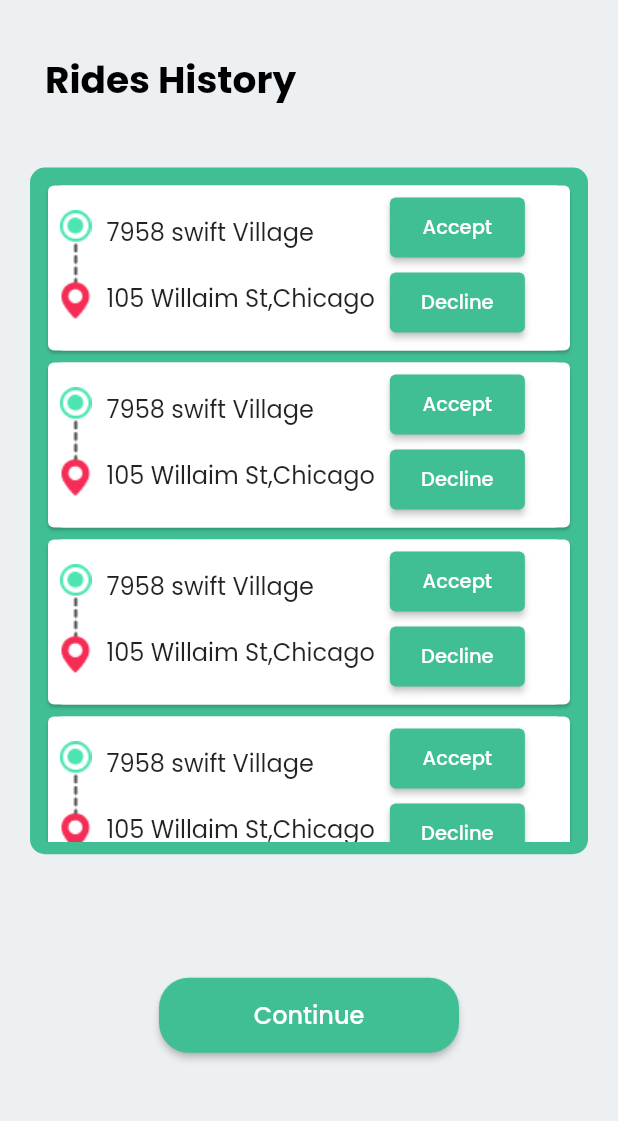
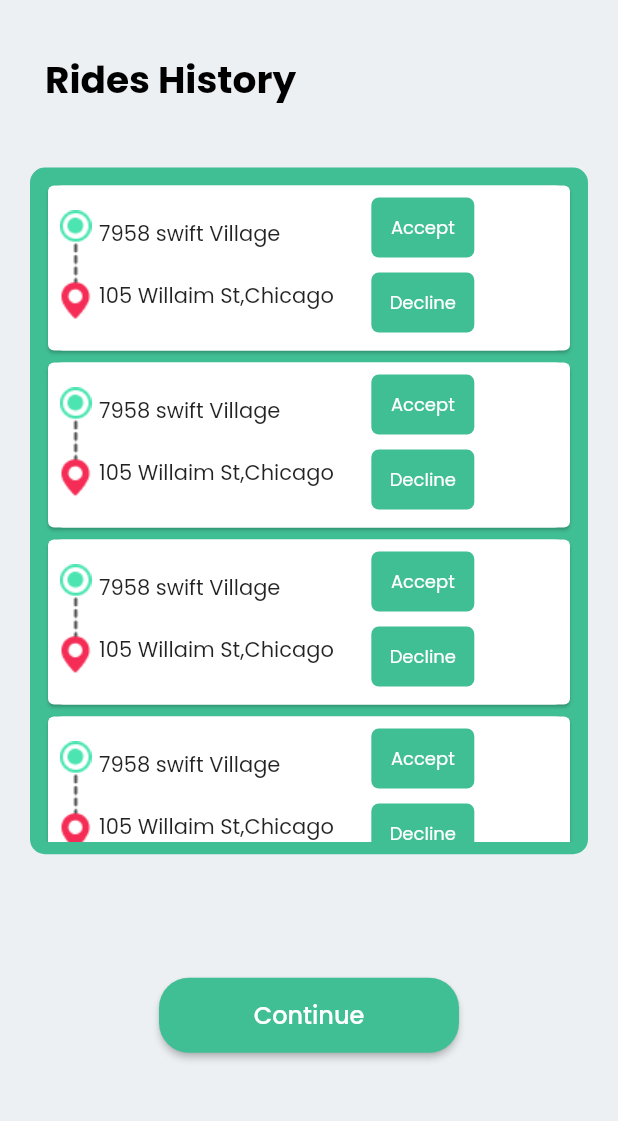
Before and after one commit to abd529/in_driver_app, a Flutter app: the RidesHistory screen opened directly, on a phone screen of 412 x 824 dp, the part 62-1183 px from its top. Run offline on Flutter 3.47's test engine with Material 2 defaults, Android fonts, the phone set to English and light mode, and no system bars; our stand-ins replace animated_splash_screen, awesome_notifications, carousel_slider, cloud_firestore, firebase_auth, firebase_core and 12 more; missing offline and left inert: flutter_polyline_points; accounts and stored records are empty.

```diff
--- a/lib/driver panel/contactinfo.dart
+++ b/lib/driver panel/contactinfo.dart
@@ -267,7 +267,7 @@ class _ContactInfoState extends State<ContactInfo> {
                         Padding(
                           padding: EdgeInsets.only(top: circleRadius / 2.0),
                           child: Container(
-                            width: width - 100,
+                            width: width - 70,
                             height: height / 2.5,
                             decoration: BoxDecoration(
                                 color: Colors.white,
--- a/lib/driver panel/riderequest.dart
+++ b/lib/driver panel/riderequest.dart
@@ -93,7 +93,9 @@ class _RidesHistoryState extends State<RidesHistory> {
                         shape: RoundedRectangleBorder(
                             borderRadius: BorderRadius.circular(20))),
                     onPressed: () {
-                      Navigator.of(context).push(MaterialPageRoute(builder: (context) => RideStatus(),));
+                      Navigator.of(context).push(MaterialPageRoute(
+                        builder: (context) => RideStatus(),
+                      ));
                     },
                     child: Text(
                       "Continue",
@@ -125,6 +127,10 @@ class _HistoryCardState extends State<HistoryCard> {
 
   @override
   Widget build(BuildContext context) {
+    final height = MediaQuery.of(context).size.height;
+
+    final width = MediaQuery.of(context).size.width;
+
     return Padding(
       padding: const EdgeInsets.all(0),
       child: Card(
@@ -145,56 +151,68 @@ class _HistoryCardState extends State<HistoryCard> {
                       image: AssetImage("assets/images/history.png"),
                     ),
                     Padding(
-                      padding: const EdgeInsets.symmetric(horizontal: 10),
+                      padding: const EdgeInsets.symmetric(horizontal: 5),
                       child: Column(
                         crossAxisAlignment: CrossAxisAlignment.start,
                         children: [
                           Text(
                             "7958 swift Village",
-                            style: TextStyle(fontSize: 16),
+                            style: TextStyle(fontSize: 14),
                           ),
                           SizedBox(
                             height: 20,
                           ),
                           Text("105 Willaim St,Chicago",
-                              style: TextStyle(fontSize: 16))
+                              style: TextStyle(fontSize: 14))
                         ],
                       ),
                     ),
-                    Column(
+                    Padding(
+                      padding: const EdgeInsets.only(left: 20),
+                      child: Column(
                         children: [
-                        SizedBox(
+                          InkWell(
+                            child: Container(
+                              width: width / 6,
                               height: 40,
-                          width: 90,
-                          child: ElevatedButton(
-                            onPressed: () {},
+                              decoration: BoxDecoration(
+                                  color: IconColor,
+                                  borderRadius: BorderRadius.circular(5)),
+                              child: Center(
                                 child: Text(
                                   "Accept",
-                              style:
-                                  TextStyle(fontSize: 13, color: Colors.white),
+                                  style: TextStyle(
+                                    fontSize: 12,
+                                    color: Colors.white,
+                                  ),
+                                ),
                               ),
                             ),
                           ),
                           SizedBox(
                             height: 10,
                           ),
-                        SizedBox(
-                          width: 90,
+                          InkWell(
+                            onTap: changecol,
+                            child: Container(
+                              width: width / 6,
                               height: 40,
-                          child: ElevatedButton(
-                            onPressed: () {
-                              changecol();
-                            },
+                              decoration: BoxDecoration(
+                                  color: IconColor,
+                                  borderRadius: BorderRadius.circular(5)),
+                              child: Center(
                                 child: Text(
                                   "Decline",
                                   style: TextStyle(
-                                fontSize: 13,
+                                    fontSize: 12,
                                     color: check ? Colors.white : Colors.grey,
+                                  ),
                                 ),
                               ),
                             ),
                           )
                         ],
+                      ),
                     )
                   ],
                 ),
```
Also changed, not shown: lib/driver panel/dashboard.dart (+39 -30 lines), lib/driver panel/ride_status.dart (+21 -12 lines), lib/driver panel/testscreen.dart (added, +82 -0 lines), lib/driver panel/testscreen2.dart (added, +150 -0 lines), lib/main.dart (+7 -7 lines), pubspec.lock. Lines whose indentation alone changed are shown as unchanged.
